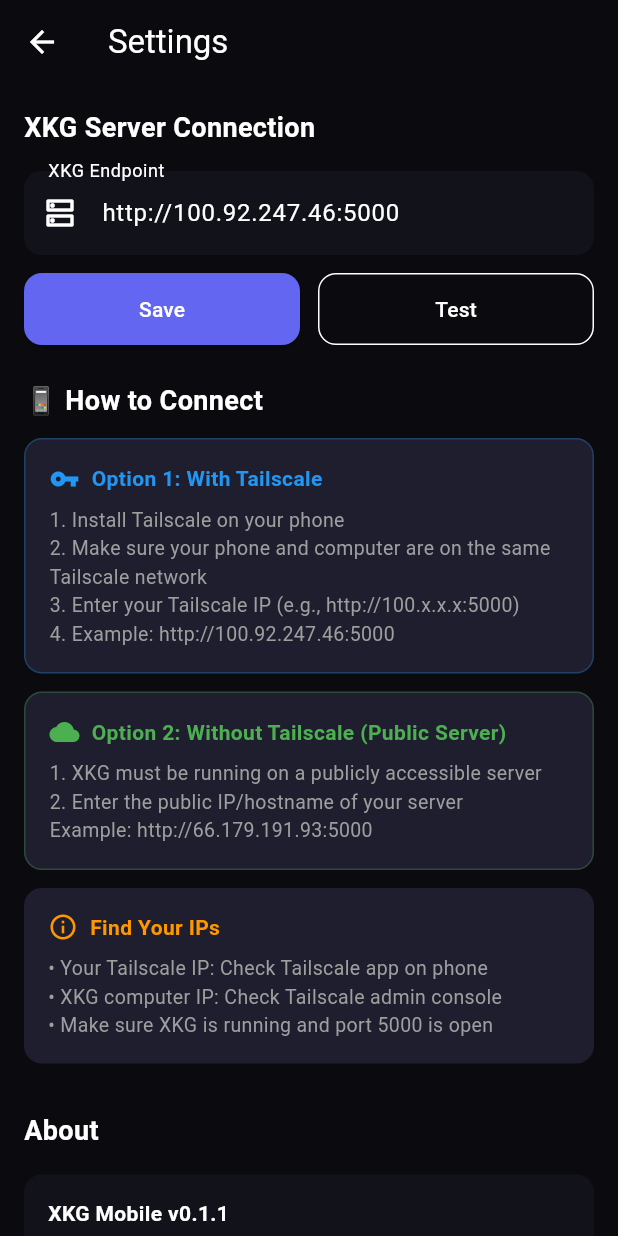
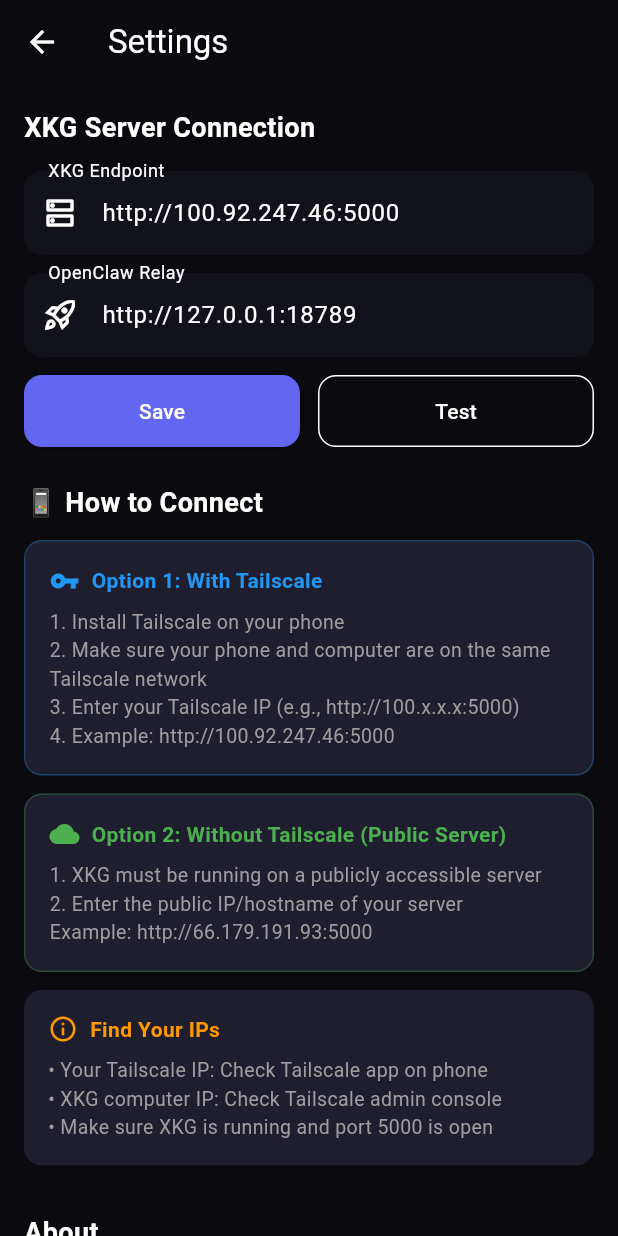
Before and after one commit to griptoad26/xkg-mobile, a Flutter app: the SettingsScreen screen opened directly, on a phone screen of 412 x 824 dp. Run offline on Flutter 3.47's test engine with Material 3 defaults, Android fonts, the phone set to English and light mode, and no system bars; our stand-ins replace hive, hive_flutter; accounts and stored records are empty.

Commit message:
Add: MessageRelayService to pull LLM conversations into OpenClaw

```diff
--- a/lib/screens/settings_screen.dart
+++ b/lib/screens/settings_screen.dart
@@ -10,6 +10,7 @@
 
 class _SettingsScreenState extends State<SettingsScreen> {
   final TextEditingController _endpointController = TextEditingController();
+  final TextEditingController _openclawController = TextEditingController();
   bool _isLoading = false;
 
   @override
@@ -21,11 +22,13 @@
   void _loadSettings() {
     final settings = Hive.box('settings');
     _endpointController.text = settings.get('xkgEndpoint', defaultValue: 'http://100.92.247.46:5000');
+    _openclawController.text = settings.get('openclawEndpoint', defaultValue: 'http://127.0.0.1:18789');
   }
 
   Future<void> _saveSettings() async {
     final settings = Hive.box('settings');
     await settings.put('xkgEndpoint', _endpointController.text);
+    await settings.put('openclawEndpoint', _openclawController.text);
 
     if (mounted) {
       ScaffoldMessenger.of(context).showSnackBar(
@@ -66,6 +69,23 @@
                 borderSide: BorderSide.none,
               ),
               prefixIcon: const Icon(Icons.dns_outlined),
+            ),
+          ),
+          const SizedBox(height: 12),
+
+          // OpenClaw Endpoint
+          TextField(
+            controller: _openclawController,
+            decoration: InputDecoration(
+              labelText: 'OpenClaw Relay',
+              hintText: 'http://127.0.0.1:18789',
+              filled: true,
+              fillColor: const Color(0xFF12121A),
+              border: OutlineInputBorder(
+                borderRadius: BorderRadius.circular(12),
+                borderSide: BorderSide.none,
+              ),
+              prefixIcon: const Icon(Icons.rocket_launch_outlined),
             ),
           ),
           const SizedBox(height: 12),
```
Also changed, not shown: lib/services/message_relay_service.dart (added, +119 -0 lines).
